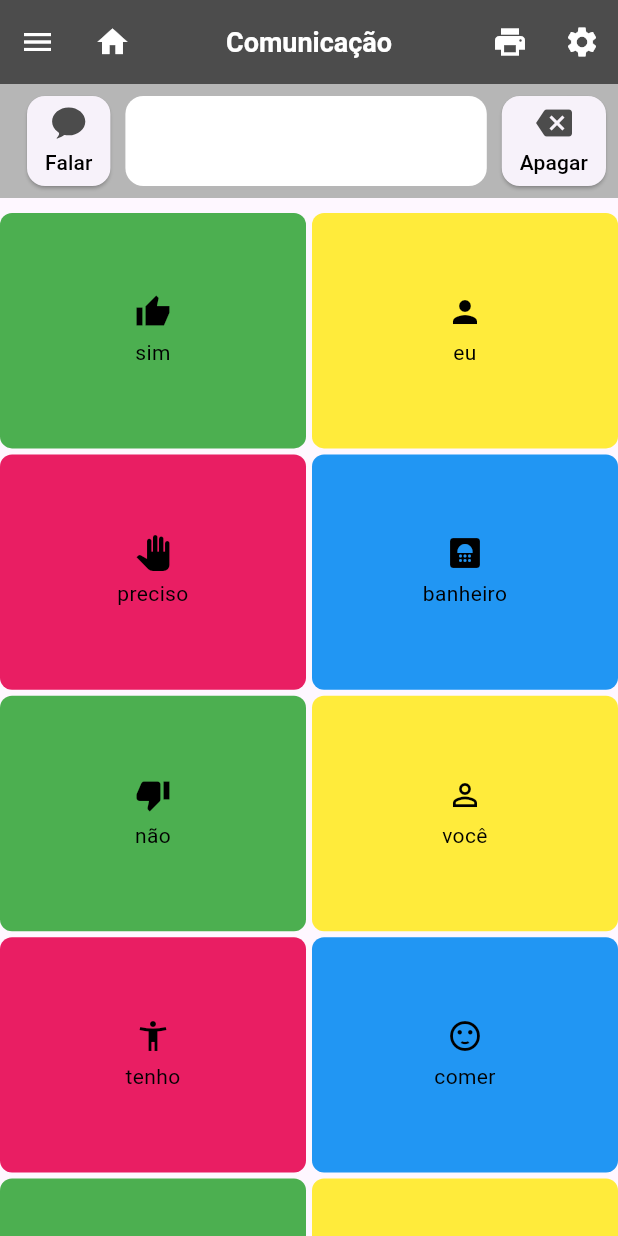
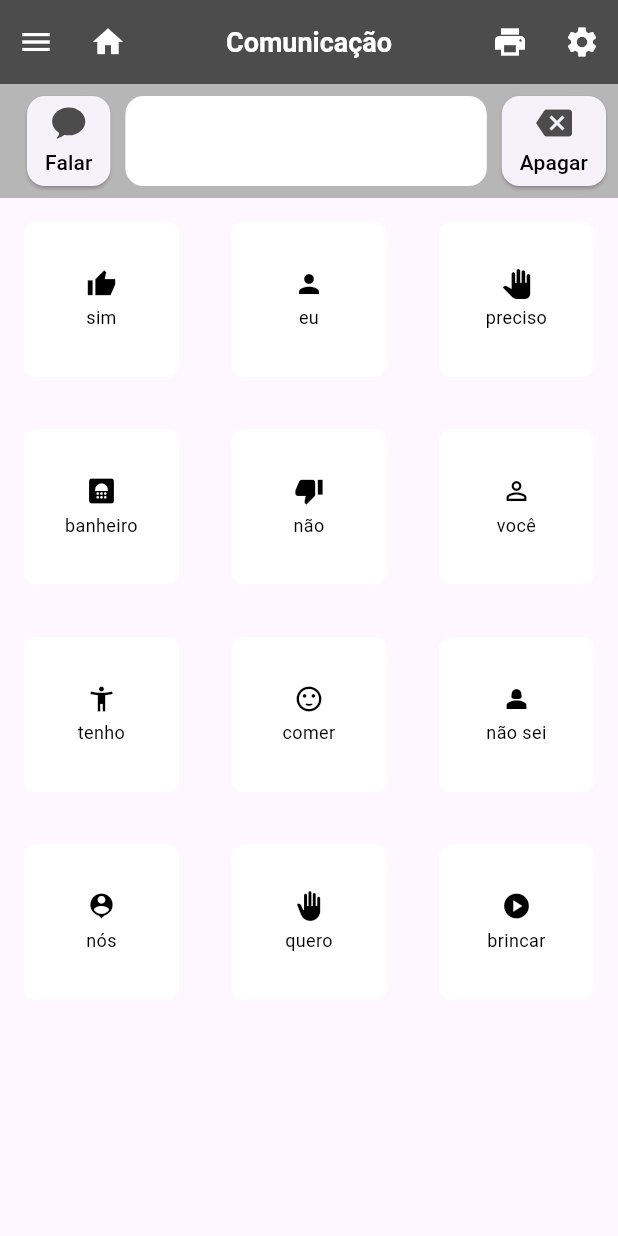
Before and after one commit to GaaDias/Aplicativo_CAA, a Flutter app: the screen it shows after launch, on a phone screen of 412 x 824 dp. Run offline on Flutter 3.47's test engine with Material 3 defaults, Android fonts, the phone set to English and light mode, and no system bars; our stand-ins replace flutter_svg.

Commit message:
Update cards_widget.dart

```diff
--- a/lib/screens/communication.dart
+++ b/lib/screens/communication.dart
@@ -31,8 +31,9 @@ class _CommunicationState extends State<Communication> with SingleTickerProvider
   Widget build(BuildContext context) {
     final double screenWidth = MediaQuery.of(context).size.width;
     final double menuWidth = screenWidth > 800 ? screenWidth * 0.2 : screenWidth * 0.3;
-    final int gridCrossAxisCount = screenWidth > 800 ? 5 : screenWidth > 600 ? 4 : 2;
-    final double childAspectRatio = screenWidth > 800 ? 1.2 : 1.3;
+
+    // Define espaçamento entre os cards
+    final double cardSpacing = 35.0;
 
     return Column(
       children: [
@@ -49,7 +50,7 @@ class _CommunicationState extends State<Communication> with SingleTickerProvider
                   // Ação para "falar" as palavras selecionadas
                 },
                 style: ElevatedButton.styleFrom(
-                  minimumSize: Size(screenWidth * 0.12, 60), // Tamanho limitado
+                  minimumSize: Size(screenWidth * 0.12, 60),
                   padding: EdgeInsets.symmetric(horizontal: 12),
                   shape: RoundedRectangleBorder(
                     borderRadius: BorderRadius.circular(12),
@@ -91,7 +92,7 @@ class _CommunicationState extends State<Communication> with SingleTickerProvider
               ElevatedButton(
                 onPressed: () => widget.clearWords(),
                 style: ElevatedButton.styleFrom(
-                  minimumSize: Size(screenWidth * 0.12, 60), // Tamanho limitado
+                  minimumSize: Size(screenWidth * 0.12, 60),
                   padding: EdgeInsets.symmetric(horizontal: 12),
                   shape: RoundedRectangleBorder(
                     borderRadius: BorderRadius.circular(12),
@@ -109,7 +110,7 @@ class _CommunicationState extends State<Communication> with SingleTickerProvider
             ],
           ),
         ),
-        const SizedBox(height: 10),
+        const SizedBox(height: 16),
         Expanded(
           child: Row(
             children: [
@@ -149,12 +150,13 @@ class _CommunicationState extends State<Communication> with SingleTickerProvider
                   duration: const Duration(milliseconds: 300),
                   curve: Curves.easeInOut,
                   width: widget.isMenuVisible ? screenWidth - menuWidth : screenWidth,
+                  child: Padding(
+                    padding: const EdgeInsets.symmetric(horizontal: 16.0), // Espaço nas laterais
                     child: GridView.builder(
                       gridDelegate: SliverGridDelegateWithFixedCrossAxisCount(
-                      crossAxisCount: gridCrossAxisCount,
-                      childAspectRatio: childAspectRatio,
-                      mainAxisSpacing: 4,
-                      crossAxisSpacing: 4,
+                        crossAxisCount: screenWidth > 800 ? 5 : 3,
+                        mainAxisSpacing: cardSpacing,
+                        crossAxisSpacing: cardSpacing,
                       ),
                       itemCount: widget.buttons.length,
                       itemBuilder: (context, index) {
@@ -166,6 +168,7 @@ class _CommunicationState extends State<Communication> with SingleTickerProvider
                     ),
                   ),
                 ),
+              ),
             ],
           ),
         ),
--- a/lib/screens/home_page.dart
+++ b/lib/screens/home_page.dart
@@ -1,6 +1,5 @@
 import 'package:flutter/material.dart';
 import '../models/cards.dart';
-import '../widgets/cards_widget.dart';
 import 'communication.dart';
 import 'settings.dart';
 
@@ -10,19 +9,20 @@ class HomePage extends StatefulWidget {
 }
 
 class _HomePageState extends State<HomePage> {
-  final List<Cards> buttons = [
-    Cards("sim", Colors.green, Icons.thumb_up_alt_sharp),
-    Cards("eu", Colors.yellow, Icons.person),
-    Cards("preciso", Colors.pink, Icons.pan_tool),
-    Cards("banheiro", Colors.blue, Icons.bathroom),
-    Cards("não", Colors.green, Icons.thumb_down),
-    Cards("você", Colors.yellow, Icons.person_outline),
-    Cards("tenho", Colors.pink, Icons.accessibility_new),
-    Cards("comer", Colors.blue, Icons.sentiment_satisfied),
-    Cards("não sei", Colors.green, Icons.person_2),
-    Cards("nós", Colors.yellow, Icons.person_pin),
-    Cards("quero", Colors.pink, Icons.back_hand),
-    Cards("brincar", Colors.blue, Icons.play_circle)
+  // Define os cards com cor branca inicialmente
+  List<Cards> buttons = [
+    Cards("sim", Colors.white, Icons.thumb_up_alt_sharp),
+    Cards("eu", Colors.white, Icons.person),
+    Cards("preciso", Colors.white, Icons.pan_tool),
+    Cards("banheiro", Colors.white, Icons.bathroom),
+    Cards("não", Colors.white, Icons.thumb_down),
+    Cards("você", Colors.white, Icons.person_outline),
+    Cards("tenho", Colors.white, Icons.accessibility_new),
+    Cards("comer", Colors.white, Icons.sentiment_satisfied),
+    Cards("não sei", Colors.white, Icons.person_2),
+    Cards("nós", Colors.white, Icons.person_pin),
+    Cards("quero", Colors.white, Icons.back_hand),
+    Cards("brincar", Colors.white, Icons.play_circle)
   ];
 
   List<String> selectedWords = [];
@@ -61,25 +61,21 @@ class _HomePageState extends State<HomePage> {
         iconTheme: const IconThemeData(
           color: Colors.white,
         ),
-        leadingWidth: 100, // Ajuste de largura para comportar o Row
+        leadingWidth: 100,
         leading: Row(
           mainAxisSize: MainAxisSize.min,
           children: [
-            Expanded(
-              child: IconButton(
+            IconButton(
               icon: const Icon(Icons.menu),
-                onPressed: _toggleMenu, // Alterna o menu de Communication
+              onPressed: _toggleMenu,
               tooltip: 'Menu',
             ),
-            ),
-            Expanded(
-              child: IconButton(
+            IconButton(
               icon: const Icon(Icons.home),
               onPressed: () {
-                  _onItemTapped(0); // Vai pra tela "Comunicação"
+                _onItemTapped(0);
               },
               tooltip: 'Home',
-              ),
             ),
           ],
         ),
--- a/lib/widgets/cards_widget.dart
+++ b/lib/widgets/cards_widget.dart
@@ -10,12 +10,18 @@ class CardsWidget extends StatelessWidget {
   @override
   Widget build(BuildContext context) {
     final double screenWidth = MediaQuery.of(context).size.width;
-    final double iconSize = screenWidth > 800 ? 30 : 24;
-    final double fontSize = screenWidth > 800 ? 16 : 14;
+
+    // Defina o tamanho dos cards diretamente aqui
+    final double cardWidth = screenWidth > 800 ? 80 : 40; // largura dos cards
+    final double cardHeight = screenWidth > 800 ? 80 : 40; // altura dos cards
+    final double iconSize = screenWidth > 800 ? 24 : 20;
+    final double fontSize = screenWidth > 800 ? 14 : 12;
 
     return GestureDetector(
       onTap: onTap,
       child: Container(
+        width: cardWidth,
+        height: cardHeight,
         decoration: BoxDecoration(
           color: button.color,
           borderRadius: BorderRadius.circular(8),
@@ -24,7 +30,7 @@ class CardsWidget extends StatelessWidget {
           mainAxisAlignment: MainAxisAlignment.center,
           children: [
             Icon(button.icon, size: iconSize, color: Colors.black),
-            const SizedBox(height: 5),
+            const SizedBox(height: 4),
             Text(
               button.label,
               style: TextStyle(fontSize: fontSize, color: Colors.black),
```
Lines whose indentation alone changed are shown as unchanged.
